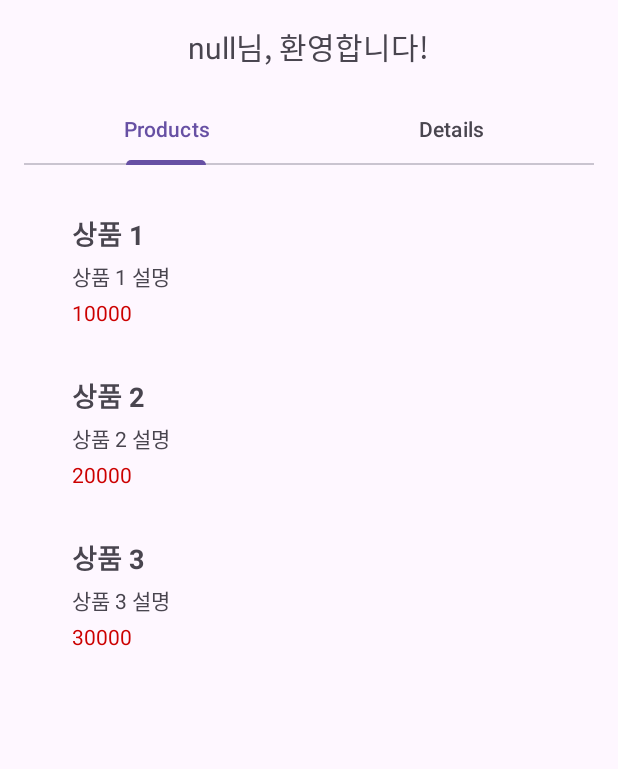
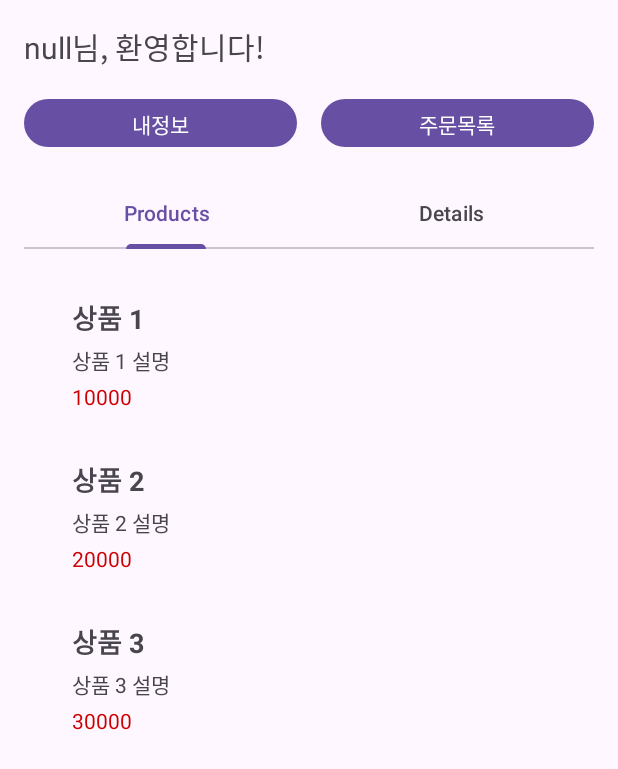
Before and after one commit to hxxb1n/happy_capstone, an Android app: the ShoppingActivity screen opened directly, with no data from a screen before it, on a phone screen of 412 x 824 dp. Shown: the top 769 px of the screen. Run offline under Robolectric (Android 15) with nearby library versions, the phone set to English and light mode, and no system bars.

Commit message:
앱 내 정보보기, 주문목록 보기 추가

```diff
--- a/happy_app-temp/app/src/main/AndroidManifest.xml
+++ b/happy_app-temp/app/src/main/AndroidManifest.xml
@@ -39,6 +39,12 @@
         <activity android:name=".activity.ProductDetailActivity">
         </activity>
 
+        <activity android:name=".activity.ProfileActivity">
+        </activity>
+
+        <activity android:name=".activity.OrderListActivity">
+        </activity>
+
 
 
     </application>
--- a/happy_app-temp/app/src/main/java/com/example/happy_app/activity/ShoppingActivity.java
+++ b/happy_app-temp/app/src/main/java/com/example/happy_app/activity/ShoppingActivity.java
@@ -1,7 +1,10 @@
 package com.example.happy_app.activity;
 
+import android.content.Intent;
 import android.os.Bundle;
+import android.widget.Button;
 import android.widget.TextView;
+
 import androidx.appcompat.app.AppCompatActivity;
 import androidx.viewpager2.widget.ViewPager2;
 
@@ -18,6 +21,8 @@ public class ShoppingActivity extends AppCompatActivity implements ProductListFr
     private TextView textViewMemberName;
     private ViewPager2 viewPager;
     private ShoppingPagerAdapter pagerAdapter;
+    private Button buttonProfile;
+    private Button buttonOrderList;
 
     @Override
     protected void onCreate(Bundle savedInstanceState) {
@@ -25,11 +30,28 @@ public class ShoppingActivity extends AppCompatActivity implements ProductListFr
         setContentView(R.layout.activity_shopping);
 
         textViewMemberName = findViewById(R.id.textViewMemberName);
+        buttonProfile = findViewById(R.id.buttonProfile);
+        buttonOrderList = findViewById(R.id.buttonOrderList);
         viewPager = findViewById(R.id.viewPager);
 
         // Intent로부터 유저 정보 받기
         String memberName = getIntent().getStringExtra("memberName");
         textViewMemberName.setText(memberName + "님, 환영합니다!");
+
+        // 내정보 버튼 클릭 이벤트 처리
+        buttonProfile.setOnClickListener(v -> {
+            Intent intent = new Intent(ShoppingActivity.this, ProfileActivity.class);
+            intent.putExtra("memberName", memberName);
+            intent.putExtra("memberId", getIntent().getLongExtra("memberId", -1));
+            startActivity(intent);
+        });
+
+        // 주문목록 버튼 클릭 이벤트 처리
+        buttonOrderList.setOnClickListener(v -> {
+            Intent intent = new Intent(ShoppingActivity.this, OrderListActivity.class);
+            intent.putExtra("memberId", getIntent().getLongExtra("memberId", -1));
+            startActivity(intent);
+        });
 
         pagerAdapter = new ShoppingPagerAdapter(this);
         viewPager.setAdapter(pagerAdapter);
--- a/happy_app-temp/app/src/main/res/layout/activity_shopping.xml
+++ b/happy_app-temp/app/src/main/res/layout/activity_shopping.xml
@@ -9,17 +9,41 @@
 
     <TextView
         android:id="@+id/textViewMemberName"
-        android:layout_width="wrap_content"
+        android:layout_width="match_parent"
         android:layout_height="wrap_content"
         android:text="회원님"
         android:textSize="20sp"
         android:layout_gravity="center_horizontal"
-        android:layout_marginBottom="16dp"/>
+        android:layout_marginBottom="16dp" />
+
+    <LinearLayout
+        android:layout_width="match_parent"
+        android:layout_height="wrap_content"
+        android:orientation="horizontal"
+        android:gravity="center_horizontal">
+
+        <Button
+            android:id="@+id/buttonProfile"
+            android:layout_width="0dp"
+            android:layout_height="40dp"
+            android:layout_weight="1"
+            android:text="내정보"
+            android:layout_marginEnd="8dp" />
+
+        <Button
+            android:id="@+id/buttonOrderList"
+            android:layout_width="0dp"
+            android:layout_height="40dp"
+            android:layout_weight="1"
+            android:text="주문목록"
+            android:layout_marginStart="8dp"/>
+    </LinearLayout>
 
     <com.google.android.material.tabs.TabLayout
         android:id="@+id/tabLayout"
         android:layout_width="match_parent"
-        android:layout_height="wrap_content" />
+        android:layout_height="wrap_content"
+        android:layout_marginTop="16dp" />
 
     <androidx.viewpager2.widget.ViewPager2
         android:id="@+id/viewPager"
```
Also changed, not shown: happy_app-temp/app/src/main/java/com/example/happy_app/activity/MainActivity.java (+9 -2 lines), happy_app-temp/app/src/main/java/com/example/happy_app/activity/OrderListActivity.java (added, +27 -0 lines), happy_app-temp/app/src/main/java/com/example/happy_app/activity/ProfileActivity.java (added, +28 -0 lines), happy_app-temp/app/src/main/res/layout/activity_order_list.xml (added, +15 -0 lines), happy_app-temp/app/src/main/res/layout/activity_profile.xml (added, +15 -0 lines).
